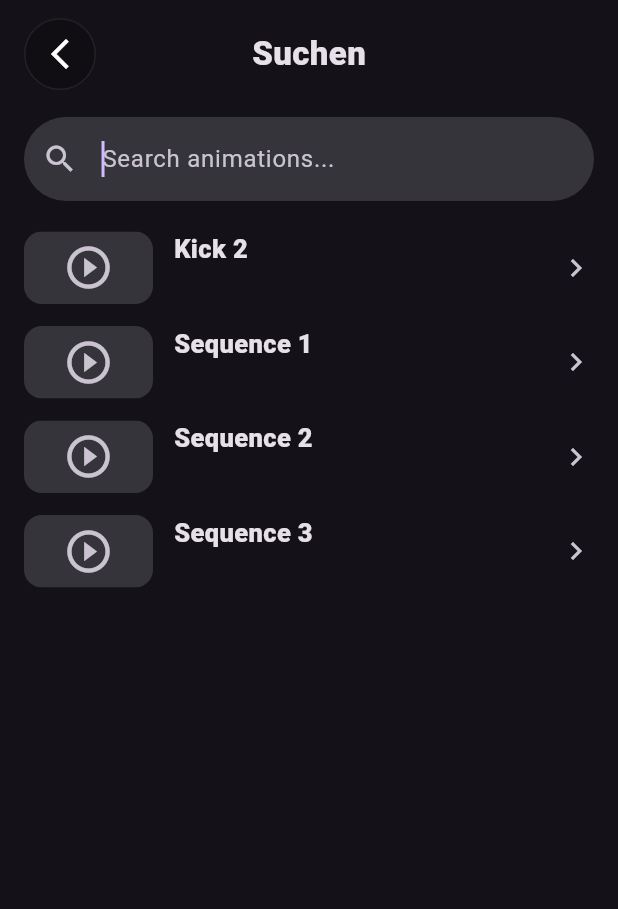
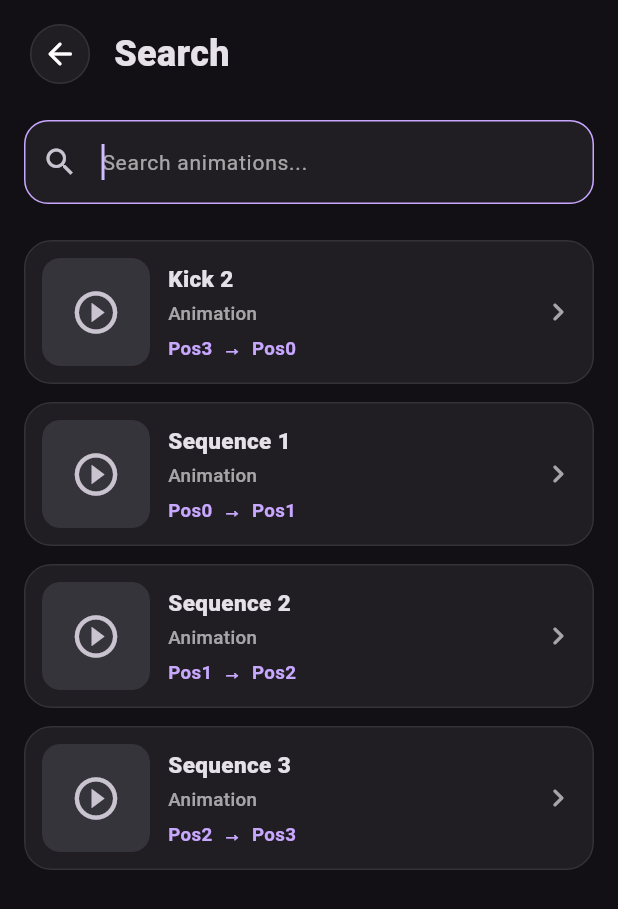
Before and after one commit to oilfoot/Combatable_Flutter, a Flutter app: the screen it shows after launch, scrolled down 123 dp, after a tap on the "search" icon, on a phone screen of 412 x 824 dp. Shown: the top 909 px of the screen. Run offline on Flutter 3.47's test engine with Material 3 defaults, Android fonts, the phone set to English and light mode, and no system bars; our stand-ins replace firebase_core, firebase_storage; missing offline and left inert: unity_kit; accounts and stored records are empty; network calls fail.

Commit message:
Search Screen Updated

```diff
--- a/lib/screens/library_search_screen.dart
+++ b/lib/screens/library_search_screen.dart
@@ -5,6 +5,8 @@ import 'package:flutter/services.dart';
 
 import '../app_shell.dart';
 import '../controllers/library_controller.dart';
+import '../theme/app_theme.dart';
+import '../theme/sequence_builder_layout.dart';
 import '../widgets/animation/animation_card_flight.dart';
 import '../widgets/animation/animation_info_sheet.dart';
 import '../widgets/animation/animation_preview_frame.dart';
@@ -29,8 +31,11 @@ class _LibrarySearchScreenState extends State<LibrarySearchScreen> {
 
   final TextEditingController _searchController = TextEditingController();
   final FocusNode _searchFocusNode = FocusNode();
+  Timer? _searchDebounce;
 
   String _query = '';
+  List<_IndexedLibraryItem> _searchIndex = const [];
+  List<LibraryDisplayItem> _searchResults = const [];
   bool _isLoadingCategories = true;
   String? _loadError;
 
@@ -38,6 +43,7 @@ class _LibrarySearchScreenState extends State<LibrarySearchScreen> {
   void initState() {
     super.initState();
     widget.libraryController.addListener(_onLibraryChanged);
+    _rebuildSearchIndex();
     _loadSearchData();
 
     WidgetsBinding.instance.addPostFrameCallback((_) {
@@ -49,13 +55,15 @@ class _LibrarySearchScreenState extends State<LibrarySearchScreen> {
   @override
   void dispose() {
     widget.libraryController.removeListener(_onLibraryChanged);
+    _searchDebounce?.cancel();
     _searchController.dispose();
     _searchFocusNode.dispose();
     super.dispose();
   }
 
   void _onLibraryChanged() {
-    if (mounted) setState(() {});
+    if (!mounted) return;
+    setState(_rebuildSearchIndex);
   }
 
   Future<void> _loadSearchData() async {
@@ -72,21 +80,13 @@ class _LibrarySearchScreenState extends State<LibrarySearchScreen> {
         _loadError = '$e';
       });
     } finally {
-      if (!mounted) return;
-      setState(() {
-        _isLoadingCategories = false;
-      });
+      if (mounted) setState(() => _isLoadingCategories = false);
     }
   }
 
-  List<LibraryDisplayItem> get _filteredItems {
-    final normalizedQuery = _query.trim().toLowerCase();
-
-    if (normalizedQuery.isEmpty) {
-      return widget.libraryController.allItems;
-    }
-
-    return widget.libraryController.allItems.where((entry) {
+  void _rebuildSearchIndex() {
+    _searchIndex = widget.libraryController.allItems
+        .map((entry) {
           final item = entry.item;
           final searchable = <String>[
             item.title,
@@ -97,8 +97,39 @@ class _LibrarySearchScreenState extends State<LibrarySearchScreen> {
             ...item.tags,
           ].join(' ').toLowerCase();
 
-      return searchable.contains(normalizedQuery);
-    }).toList();
+          return _IndexedLibraryItem(entry: entry, searchableText: searchable);
+        })
+        .toList(growable: false);
+    _applySearch();
+  }
+
+  void _applySearch() {
+    final normalizedQuery = _query.trim().toLowerCase();
+    _searchResults = normalizedQuery.isEmpty
+        ? [for (final indexed in _searchIndex) indexed.entry]
+        : [
+            for (final indexed in _searchIndex)
+              if (indexed.searchableText.contains(normalizedQuery))
+                indexed.entry,
+          ];
+  }
+
+  void _onQueryChanged(String value) {
+    _searchDebounce?.cancel();
+    setState(() => _query = value);
+    _searchDebounce = Timer(const Duration(milliseconds: 140), () {
+      if (!mounted) return;
+      setState(_applySearch);
+    });
+  }
+
+  void _clearQuery() {
+    _searchDebounce?.cancel();
+    _searchController.clear();
+    setState(() {
+      _query = '';
+      _applySearch();
+    });
   }
 
   Future<void> _showAnimationInfo(LibraryDisplayItem entry) async {
@@ -173,38 +204,47 @@ class _LibrarySearchScreenState extends State<LibrarySearchScreen> {
 
   @override
   Widget build(BuildContext context) {
-    final theme = Theme.of(context);
-    final items = _filteredItems;
+    final items = _searchResults;
 
     return Scaffold(
+      backgroundColor: AppColors.background,
       body: SafeArea(
+        bottom: false,
         child: Column(
           children: [
             Padding(
-              padding: const EdgeInsets.fromLTRB(16, 12, 16, 10),
+              padding: const EdgeInsets.fromLTRB(
+                AppSpacing.lg,
+                AppSpacing.md,
+                AppSpacing.lg,
+                AppSpacing.md,
+              ),
               child: Row(
                 children: [
-                  _CircleButton(
-                    icon: Icons.arrow_back_ios_new,
-                    onTap: () => Navigator.of(context).pop(),
+                  IconButton.filled(
+                    tooltip: 'Back',
+                    onPressed: () => Navigator.of(context).pop(),
+                    style: IconButton.styleFrom(
+                      backgroundColor: AppColors.surface,
+                      foregroundColor: AppColors.textPrimary,
+                      side: const BorderSide(color: AppColors.borderSubtle),
                     ),
+                    icon: const Icon(Icons.arrow_back_rounded),
+                  ),
+                  const SizedBox(width: AppSpacing.md),
                   const Expanded(
-                    child: Center(
-                      child: Text(
-                        'Suchen',
-                        style: TextStyle(
-                          fontSize: 22,
-                          fontWeight: FontWeight.w800,
+                    child: Text('Search', style: AppTypography.screenTitle),
                   ),
-                      ),
-                    ),
-                  ),
-                  const SizedBox(width: 48),
                 ],
               ),
             ),
             Padding(
-              padding: const EdgeInsets.fromLTRB(16, 8, 16, 12),
+              padding: const EdgeInsets.fromLTRB(
+                AppSpacing.lg,
+                AppSpacing.sm,
+                AppSpacing.lg,
+                AppSpacing.lg,
+              ),
               child: TextField(
                 controller: _searchController,
                 focusNode: _searchFocusNode,
@@ -214,61 +254,75 @@ class _LibrarySearchScreenState extends State<LibrarySearchScreen> {
                   suffixIcon: _query.isEmpty
                       ? null
                       : IconButton(
-                          onPressed: () {
-                            _searchController.clear();
-                            setState(() => _query = '');
-                          },
+                          onPressed: _clearQuery,
                           icon: const Icon(Icons.close),
                         ),
                   border: OutlineInputBorder(
-                    borderRadius: BorderRadius.circular(999),
-                    borderSide: BorderSide.none,
+                    borderRadius: BorderRadius.circular(AppRadii.button),
+                    borderSide: const BorderSide(color: AppColors.borderSubtle),
+                  ),
+                  enabledBorder: OutlineInputBorder(
+                    borderRadius: BorderRadius.circular(AppRadii.button),
+                    borderSide: const BorderSide(color: AppColors.borderSubtle),
+                  ),
+                  focusedBorder: OutlineInputBorder(
+                    borderRadius: BorderRadius.circular(AppRadii.button),
+                    borderSide: const BorderSide(color: AppColors.accentSoft),
                   ),
                   filled: true,
-                  fillColor: theme.colorScheme.surfaceContainerHighest,
+                  fillColor: AppColors.surface,
+                  hintStyle: AppTypography.body.copyWith(
+                    color: AppColors.textSecondary,
                   ),
-                onChanged: (value) {
-                  setState(() => _query = value);
-                },
+                ),
+                onChanged: _onQueryChanged,
               ),
             ),
             if (_isLoadingCategories)
-              const Padding(
-                padding: EdgeInsets.symmetric(vertical: 8),
-                child: LinearProgressIndicator(),
+              const LinearProgressIndicator(
+                minHeight: 2,
+                color: AppColors.accent,
+                backgroundColor: AppColors.surface,
               ),
             if (_loadError != null)
               Padding(
-                padding: const EdgeInsets.fromLTRB(16, 4, 16, 8),
+                padding: const EdgeInsets.fromLTRB(
+                  AppSpacing.lg,
+                  AppSpacing.xs,
+                  AppSpacing.lg,
+                  AppSpacing.sm,
+                ),
                 child: Text(
                   'Could not load all categories: $_loadError',
-                  style: TextStyle(color: theme.colorScheme.error),
+                  style: AppTypography.body.copyWith(
+                    color: AppColors.destructiveSoft,
+                  ),
                 ),
               ),
             Expanded(
               child: items.isEmpty
-                  ? Center(
-                      child: Text(
-                        _query.trim().isEmpty
-                            ? 'Start typing to search animations'
-                            : 'No animations found',
-                      ),
-                    )
+                  ? _SearchEmptyState(hasQuery: _query.trim().isNotEmpty)
                   : ListView.separated(
                       padding: const EdgeInsets.fromLTRB(
-                        16,
-                        8,
-                        16,
+                        AppSpacing.lg,
+                        AppSpacing.sm,
+                        AppSpacing.lg,
                         AppShell.floatingNavExtraScrollSpace,
                       ),
                       itemCount: items.length,
-                      separatorBuilder: (_, _) => const SizedBox(height: 14),
+                      separatorBuilder: (_, _) =>
+                          const SizedBox(height: AppSpacing.md),
                       itemBuilder: (context, index) {
                         final entry = items[index];
                         return _SearchResultTile(
+                          key: ValueKey(
+                            'search-result-${entry.item.animationName}',
+                          ),
                           entry: entry,
                           resolvePreviewPath:
                               widget.libraryController.getOrDownloadPreview,
+                          resolveCachedPreviewPath:
+                              widget.libraryController.getCachedPreviewPath,
                           onTap: () => _showAnimationInfo(entry),
                         );
                       },
@@ -283,61 +337,94 @@ class _LibrarySearchScreenState extends State<LibrarySearchScreen> {
 
 class _SearchResultTile extends StatelessWidget {
   const _SearchResultTile({
+    super.key,
     required this.entry,
     required this.resolvePreviewPath,
+    required this.resolveCachedPreviewPath,
     required this.onTap,
   });
 
   final LibraryDisplayItem entry;
   final Future<String?> Function(String? previewPath) resolvePreviewPath;
+  final String? Function(String? previewPath) resolveCachedPreviewPath;
   final VoidCallback onTap;
 
   @override
   Widget build(BuildContext context) {
     final item = entry.item;
-    final theme = Theme.of(context);
-
-    return InkWell(
-      borderRadius: BorderRadius.circular(18),
+    return SizedBox(
+      height: SequenceBuilderLayout.timelineTileHeight,
+      child: Material(
+        color: AppColors.surface,
+        shape: RoundedRectangleBorder(
+          borderRadius: BorderRadius.circular(AppRadii.card),
+          side: const BorderSide(color: AppColors.borderSubtle),
+        ),
+        clipBehavior: Clip.antiAlias,
+        child: InkWell(
           onTap: onTap,
+          child: Padding(
+            padding: const EdgeInsets.all(AppSpacing.md),
             child: Row(
               children: [
-          SizedBox(
-            width: 86,
+                ClipRRect(
+                  borderRadius: BorderRadius.circular(AppRadii.small),
+                  child: SizedBox.square(
+                    dimension: SequenceBuilderLayout.timelinePreviewSize,
                     child: AnimationPreviewFrame(
                       previewPath: item.previewPath,
+                      aspectRatio: 1,
                       resolvePreviewPath: resolvePreviewPath,
+                      resolveCachedPreviewPath: resolveCachedPreviewPath,
                     ),
                   ),
-          const SizedBox(width: 14),
+                ),
+                const SizedBox(width: AppSpacing.md),
                 Expanded(
                   child: Column(
+                    mainAxisAlignment: MainAxisAlignment.center,
                     crossAxisAlignment: CrossAxisAlignment.start,
                     children: [
                       Text(
                         item.title,
-                  maxLines: 2,
+                        maxLines: 1,
                         overflow: TextOverflow.ellipsis,
-                  style: const TextStyle(
-                    fontSize: 17,
-                    fontWeight: FontWeight.w800,
+                        style: AppTypography.componentTitle,
+                      ),
+                      const SizedBox(height: AppSpacing.xs),
+                      Text(
+                        _subtitleText(
+                          itemTags: item.tags,
+                          category: item.category,
+                        ),
+                        maxLines: 1,
+                        overflow: TextOverflow.ellipsis,
+                        style: AppTypography.caption.copyWith(
+                          color: AppColors.textSecondary,
                         ),
                       ),
-                const SizedBox(height: 4),
+                      const SizedBox(height: AppSpacing.xs),
                       Text(
-                  _subtitleText(itemTags: item.tags, category: item.category),
+                        '${item.startPosition}  →  ${item.endPosition}',
                         maxLines: 1,
                         overflow: TextOverflow.ellipsis,
-                  style: TextStyle(
-                    color: theme.colorScheme.onSurfaceVariant,
-                    fontWeight: FontWeight.w600,
+                        style: AppTypography.caption.copyWith(
+                          color: AppColors.accentSoft,
+                          fontWeight: FontWeight.w700,
                         ),
                       ),
                     ],
                   ),
                 ),
-          Icon(Icons.chevron_right, color: theme.colorScheme.onSurfaceVariant),
+                const SizedBox(width: AppSpacing.sm),
+                const Icon(
+                  Icons.chevron_right_rounded,
+                  color: AppColors.textSecondary,
+                ),
               ],
+            ),
+          ),
+        ),
       ),
     );
   }
@@ -351,30 +438,57 @@ class _SearchResultTile extends StatelessWidget {
       ...itemTags,
     ];
 
-    return parts.join(' · ');
-  }
+    return parts.isEmpty ? itemLabelFallback : parts.join(' · ');
   }
 
-class _CircleButton extends StatelessWidget {
-  const _CircleButton({required this.icon, required this.onTap});
+  static const itemLabelFallback = 'Animation';
+}
 
-  final IconData icon;
-  final VoidCallback onTap;
+class _IndexedLibraryItem {
+  const _IndexedLibraryItem({
+    required this.entry,
+    required this.searchableText,
+  });
+
+  final LibraryDisplayItem entry;
+  final String searchableText;
+}
+
+class _SearchEmptyState extends StatelessWidget {
+  const _SearchEmptyState({required this.hasQuery});
+
+  final bool hasQuery;
 
   @override
   Widget build(BuildContext context) {
-    return InkWell(
-      borderRadius: BorderRadius.circular(999),
-      onTap: onTap,
-      child: Container(
-        width: 48,
-        height: 48,
-        decoration: BoxDecoration(
-          shape: BoxShape.circle,
-          color: Colors.black.withOpacity(0.22),
-          border: Border.all(color: Colors.white.withOpacity(0.08)),
+    return Center(
+      child: Padding(
+        padding: const EdgeInsets.all(AppSpacing.panel),
+        child: Column(
+          mainAxisSize: MainAxisSize.min,
+          children: [
+            const Icon(
+              Icons.search_off_rounded,
+              size: 36,
+              color: AppColors.accentSoft,
             ),
-        child: Icon(icon),
+            const SizedBox(height: AppSpacing.md),
+            Text(
+              hasQuery ? 'No animations found' : 'No animations available',
+              style: AppTypography.componentTitle,
+            ),
+            const SizedBox(height: AppSpacing.xs),
+            Text(
+              hasQuery
+                  ? 'Try another name, category, tag, or position.'
+                  : 'Your library will appear here when it is ready.',
+              textAlign: TextAlign.center,
+              style: AppTypography.body.copyWith(
+                color: AppColors.textSecondary,
+              ),
+            ),
+          ],
+        ),
       ),
     );
   }
```
Lines whose indentation alone changed are shown as unchanged.
